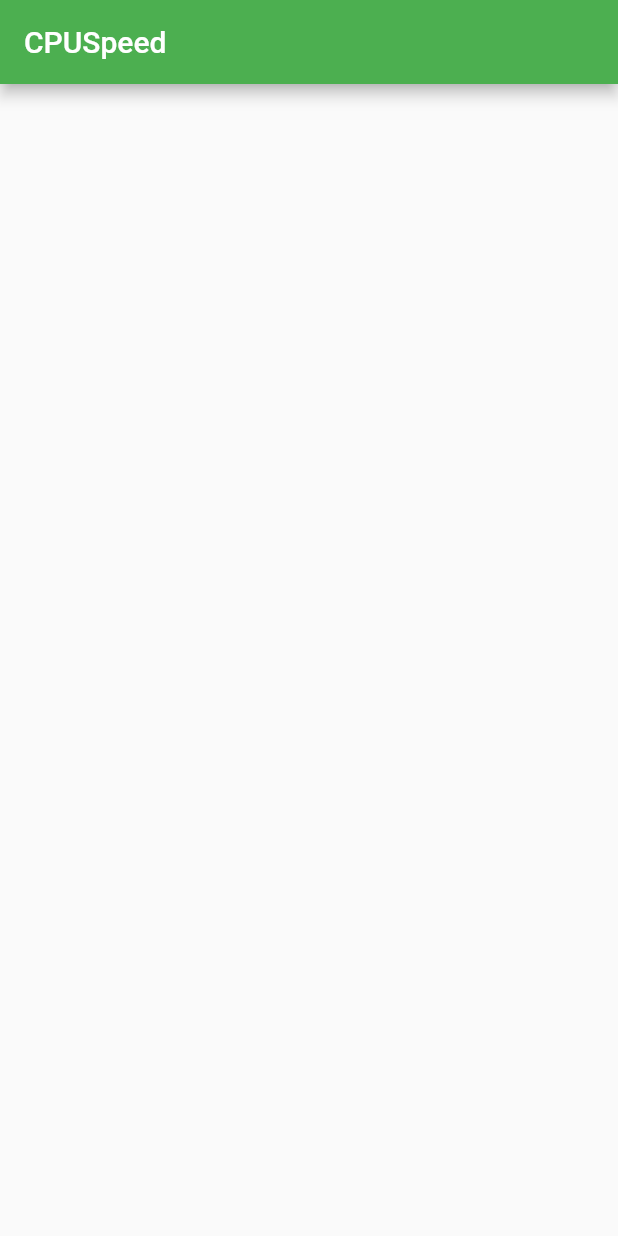
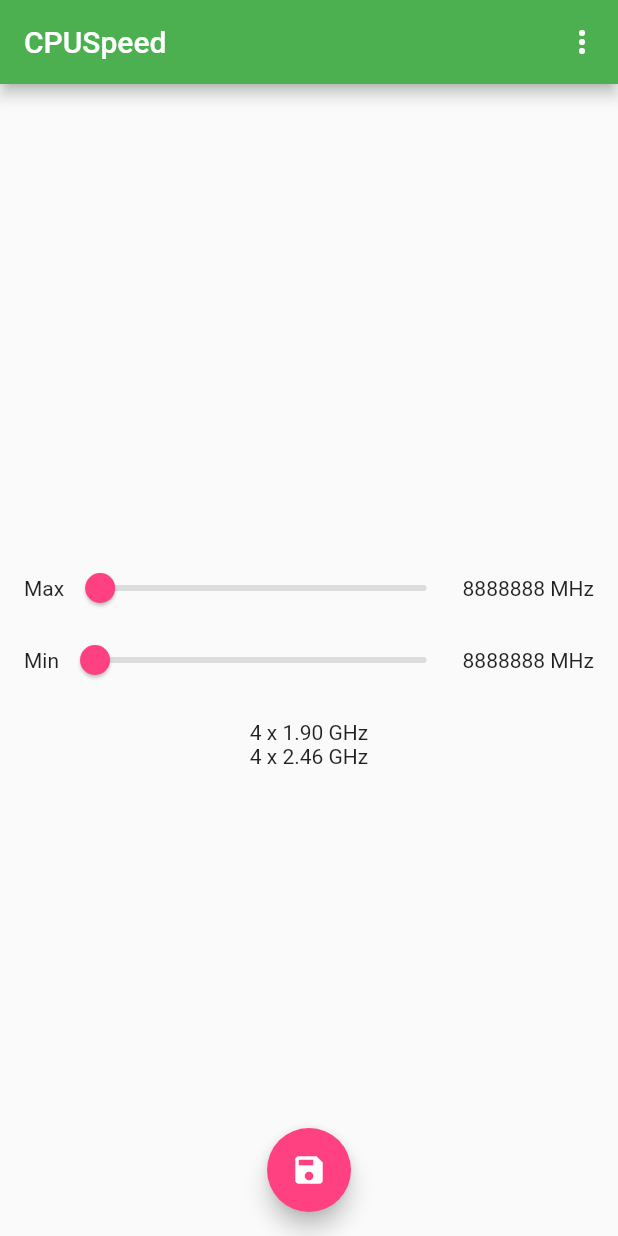
Before and after one commit to HenryQuan/CPUSpeed, a Flutter app: the screen it shows after launch, on a phone screen of 412 x 824 dp. Run offline on Flutter 3.47's test engine with Material 2 defaults, Android fonts, the phone set to English and light mode, and no system bars; our stand-ins replace firebase_core; accounts and stored records are empty.

Commit message:
updated flutter ui
the original UI is very simple so it is done for now. I need to fix rotation issue and then write some native channels to use toasts and alerts.

```diff
--- a/flutter_module/lib/main.dart
+++ b/flutter_module/lib/main.dart
@@ -17,6 +17,25 @@ class CPUSpeed extends StatelessWidget {
       theme: ThemeData(
         primarySwatch: Colors.green,
         accentColor: Colors.pinkAccent,
+        sliderTheme: SliderThemeData(
+          thumbColor: Colors.pinkAccent,
+          activeTrackColor: Colors.pinkAccent,
+          inactiveTrackColor: Colors.black12,
+        ),
+        appBarTheme: AppBarTheme(
+          brightness: Brightness.dark,
+        ),
+      ),
+      darkTheme: ThemeData(
+        primarySwatch: Colors.green,
+        accentColor: Colors.pinkAccent,
+        sliderTheme: SliderThemeData(
+          thumbColor: Colors.pinkAccent,
+          activeTrackColor: Colors.pinkAccent,
+          inactiveTrackColor: Colors.white,
+          activeTickMarkColor: Colors.pinkAccent,
+        ),
+        brightness: Brightness.dark,
       ),
       home: HomePage(),
     );
--- /dev/null
+++ b/flutter_module/lib/services/ui_channel.dart
@@ -0,0 +1,4 @@
+/// Use native alert, toast and more UI related components
+class UIChannel {
+  void showToast() {}
+}
--- a/flutter_module/lib/ui/pages/home.dart
+++ b/flutter_module/lib/ui/pages/home.dart
@@ -6,13 +6,95 @@ class HomePage extends StatefulWidget {
 }
 
 class _HomePageState extends State<HomePage> {
+  final options = [
+    'Feedback',
+    'Share',
+    'About',
+  ];
+
+  double min = 0;
+  double max = 0;
+
   @override
   Widget build(BuildContext context) {
     return Scaffold(
       appBar: AppBar(
         title: Text('CPUSpeed'),
+        actions: [
+          PopupMenuButton<String>(
+            onSelected: onSelectPopupMenu,
+            itemBuilder: (BuildContext context) {
+              return options.map((String choice) {
+                return PopupMenuItem<String>(
+                  value: choice,
+                  child: Text(choice),
+                );
+              }).toList(growable: false);
+            },
+          ),
+        ],
       ),
-      body: Container(),
+      body: Padding(
+        padding: const EdgeInsets.all(16),
+        child: Stack(
+          children: [
+            Align(
+              alignment: Alignment.bottomCenter,
+              child: FloatingActionButton(
+                child: Icon(Icons.save),
+                onPressed: () {},
+              ),
+            ),
+            Column(
+              crossAxisAlignment: CrossAxisAlignment.center,
+              mainAxisAlignment: MainAxisAlignment.center,
+              children: [
+                Row(
+                  mainAxisAlignment: MainAxisAlignment.center,
+                  children: [
+                    Text('Max'),
+                    Expanded(
+                      child: Slider(
+                        value: max,
+                        onChanged: (value) {
+                          setState(() {
+                            max = value;
+                          });
+                        },
+                      ),
+                    ),
+                    Text('8888888 MHz'),
+                  ],
+                ),
+                Row(
+                  mainAxisAlignment: MainAxisAlignment.center,
+                  children: [
+                    Text('Min'),
+                    Expanded(
+                      child: Slider(
+                        value: min,
+                        onChanged: (value) {
+                          setState(() {
+                            min = value;
+                          });
+                        },
+                      ),
+                    ),
+                    Text('8888888 MHz'),
+                  ],
+                ),
+                Padding(
+                  padding: const EdgeInsets.only(top: 16.0),
+                  child: Text('4 x 1.90 GHz'),
+                ),
+                Text('4 x 2.46 GHz'),
+              ],
+            ),
+          ],
+        ),
+      ),
     );
   }
+
+  void onSelectPopupMenu(String value) {}
 }
```
Also changed, not shown: 2 other files.
